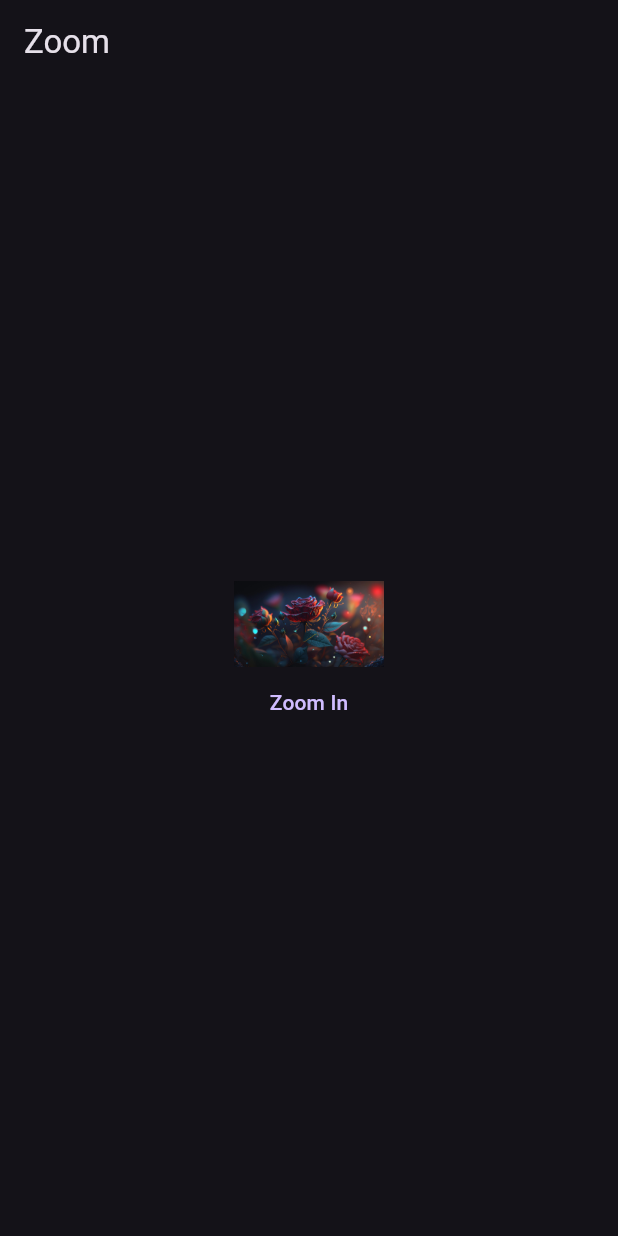
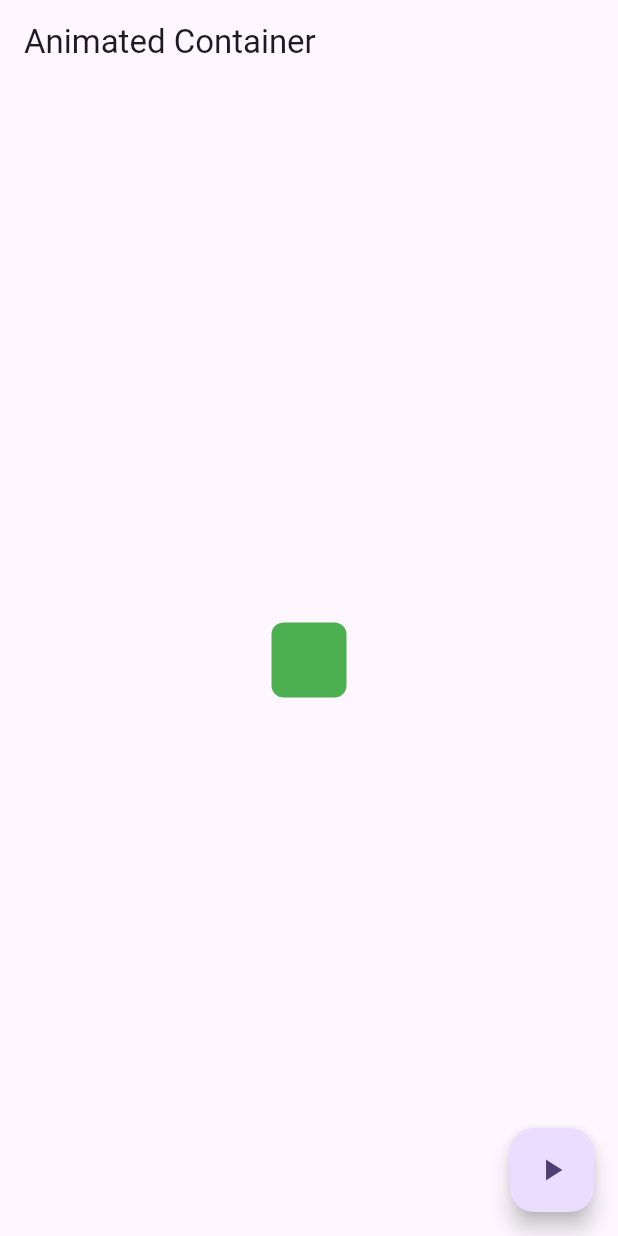
Before and after one commit to aliappdevelop/flutter_samples, a Flutter app: the screen it shows after launch, on a phone screen of 412 x 824 dp. Run offline on Flutter 3.47's test engine with Material 3 defaults, Android fonts, the phone set to English and light mode, and no system bars; our stand-ins replace slide_to_act.

Commit message:
Zoom in zoom out animation. Animated Container

```diff
--- /dev/null
+++ b/lib/animated_container/multiple_type.dart
@@ -0,0 +1,67 @@
+import 'package:flutter/material.dart';
+import 'dart:math';
+
+class MultipleType extends StatefulWidget {
+  const MultipleType({super.key});
+
+  @override
+  State<MultipleType> createState() => _MultipleTypeState();
+}
+
+class _MultipleTypeState extends State<MultipleType> {
+  double _width = 50;
+  double _height = 50;
+  Color _color = Colors.green;
+  BorderRadiusGeometry _borderRadius = BorderRadius.circular(8);
+
+  @override
+  Widget build(BuildContext context) {
+    return Scaffold(
+      appBar: AppBar(
+        title: const Text('Animated Container'),
+      ),
+      body: Center(
+        child: AnimatedContainer(
+          // Use the properties stored in the State class.
+          width: _width,
+          height: _height,
+          decoration: BoxDecoration(
+            color: _color,
+            borderRadius: _borderRadius,
+          ),
+          // Define how long the animation should take.
+          duration: const Duration(seconds: 1),
+          // Provide an optional curve to make the animation feel smoother.
+          curve: Curves.fastOutSlowIn,
+        ),
+      ),
+      floatingActionButton: FloatingActionButton(
+        // When the user taps the button
+        onPressed: () {
+          // Use setState to rebuild the widget with new values.
+          setState(() {
+            // Create a random number generator.
+            final random = Random();
+
+            // Generate a random width and height.
+            _width = random.nextInt(300).toDouble();
+            _height = random.nextInt(300).toDouble();
+
+            // Generate a random color.
+            _color = Color.fromRGBO(
+              random.nextInt(256),
+              random.nextInt(256),
+              random.nextInt(256),
+              1,
+            );
+
+            // Generate a random border radius.
+            _borderRadius =
+                BorderRadius.circular(random.nextInt(100).toDouble());
+          });
+        },
+        child: const Icon(Icons.play_arrow),
+      ),
+    );
+  }
+}
--- a/lib/main.dart
+++ b/lib/main.dart
@@ -1,7 +1,6 @@
 import 'package:flutter/material.dart';
-import 'package:flutter_samples/mask_text/mask_text.dart';
-import 'package:flutter_samples/slide_to_act/slide_to_act.dart';
-import 'package:flutter_samples/zoom_view/zoom_view.dart';
+import 'package:flutter_samples/animated_container/multiple_type.dart';
+import 'package:flutter_samples/animated_container/zoom_view.dart';
 
 void main() {
   runApp(const MyApp());
@@ -15,13 +14,12 @@ class MyApp extends StatelessWidget {
   Widget build(BuildContext context) {
     return MaterialApp(
       title: 'Flutter Samples',
-      theme: ThemeData.dark(
-        //colorScheme: ColorScheme.fromSeed(seedColor: Colors.deepPurple),
+      theme: ThemeData(
+        colorScheme: ColorScheme.fromSeed(seedColor: Colors.deepPurple),
         useMaterial3: true,
       ),
       debugShowCheckedModeBanner: false,
-      themeMode: ThemeMode.dark,
-      home: const ZoomView(),
+      home: const MultipleType(),
     );
   }
 }
```
Also changed, not shown: lib/animated_container/zoom_view.dart (renamed from lib/zoom_view/zoom_view.dart).
